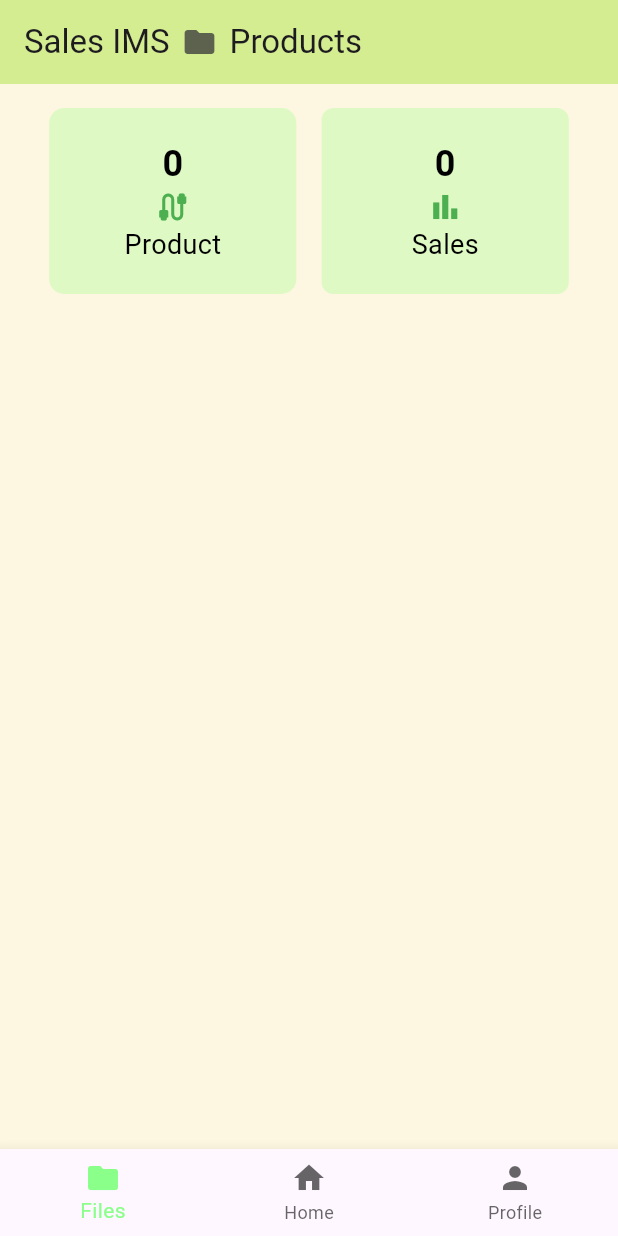
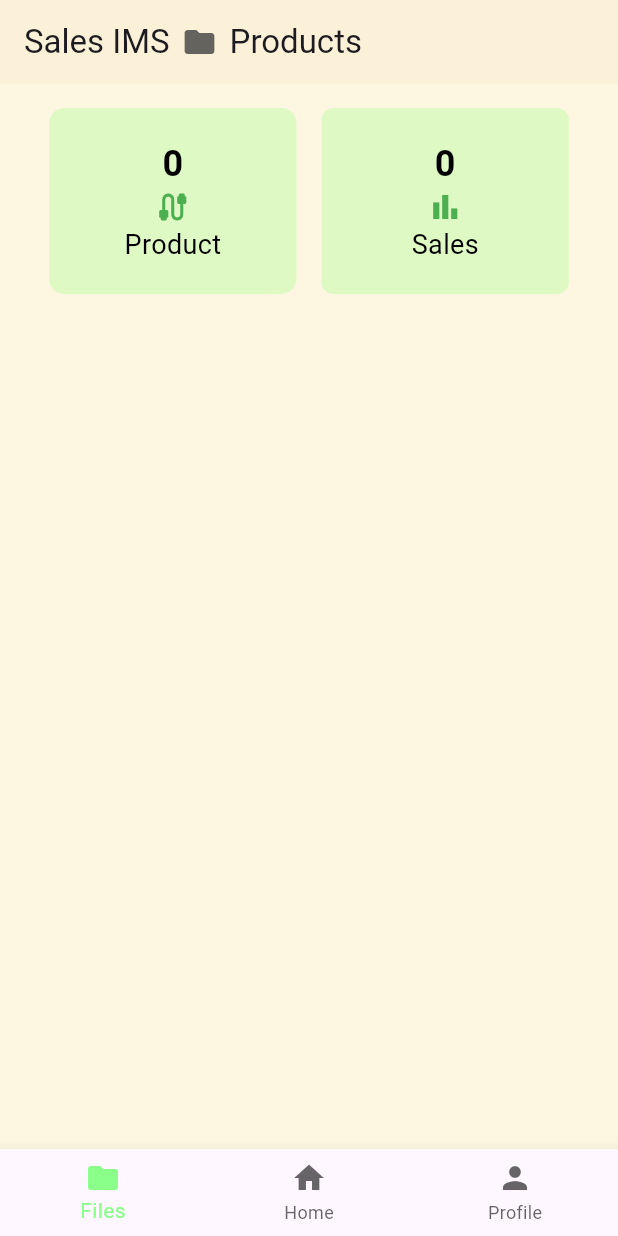
Before and after one commit to MarkRyuo/sales_inventory_app, a Flutter app: the ProductScreen screen opened directly, on a phone screen of 412 x 824 dp. Run offline on Flutter 3.47's test engine with Material 3 defaults, Android fonts, the phone set to English and light mode, and no system bars; our stand-ins replace flutter_svg.

Commit message:
update herE

```diff
--- a/lib/product_screen.dart
+++ b/lib/product_screen.dart
@@ -13,7 +13,7 @@ class ProductScreen extends StatelessWidget {
     return Scaffold(
       backgroundColor: const Color(0xFFFDF7E1), // Background color
       appBar: AppBar(
-        backgroundColor: const Color(0xFFD4ED91),
+        backgroundColor: const Color.fromARGB(255, 250, 241, 216),
         title: const Row(
           children: [
             Text('Sales IMS', selectionColor: Color.fromARGB(200, 60, 60, 60),),
```
